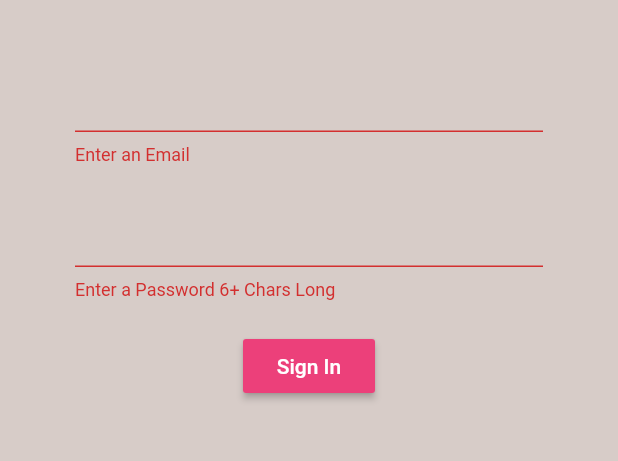
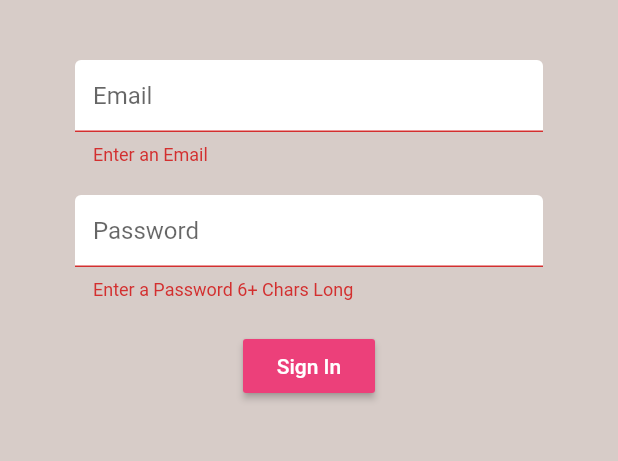
Before and after one commit to JoaoPedroVisconti/FlutterBrewCrew, a Flutter app: the screen it shows after launch, after a tap on "Sign In", on a phone screen of 412 x 824 dp, the part 84-545 px from its top. Run offline on Flutter 3.47's test engine with Material 2 defaults, Android fonts, the phone set to English and light mode, and no system bars; our stand-ins replace firebase_auth, firebase_core; accounts and stored records are empty.

Commit message:
Decoration on Sign In and Register form

```diff
--- a/lib/screens/authentication/register.dart
+++ b/lib/screens/authentication/register.dart
@@ -1,4 +1,5 @@
 import 'package:brew_crew/services/auth.dart';
+import 'package:brew_crew/shared/constants.dart';
 import 'package:flutter/material.dart';
 
 class Register extends StatefulWidget {
@@ -44,6 +45,7 @@ class _RegisterState extends State<Register> {
             children: <Widget>[
               SizedBox(height: 20),
               TextFormField(
+                decoration: textInputDecoration.copyWith(hintText: 'Email'),
                 validator: (val) => val.isEmpty ? 'Enter an Email' : null,
                 onChanged: (val) {
                   setState(() {
@@ -53,6 +55,7 @@ class _RegisterState extends State<Register> {
               ),
               SizedBox(height: 20),
               TextFormField(
+                decoration: textInputDecoration.copyWith(hintText: 'Password'),
                 obscureText: true,
                 validator: (val) =>
                     val.length < 6 ? 'Enter a Password 6+ Chars Long' : null,
--- a/lib/screens/authentication/sign_in.dart
+++ b/lib/screens/authentication/sign_in.dart
@@ -1,4 +1,5 @@
 import 'package:brew_crew/services/auth.dart';
+import 'package:brew_crew/shared/constants.dart';
 import 'package:flutter/material.dart';
 
 class SignIn extends StatefulWidget {
@@ -44,6 +45,7 @@ class _SignInState extends State<SignIn> {
             children: <Widget>[
               SizedBox(height: 20),
               TextFormField(
+                decoration: textInputDecoration.copyWith(hintText: 'Email'),
                 validator: (val) => val.isEmpty ? 'Enter an Email' : null,
                 onChanged: (val) {
                   setState(() {
@@ -53,6 +55,7 @@ class _SignInState extends State<SignIn> {
               ),
               SizedBox(height: 20),
               TextFormField(
+                decoration: textInputDecoration.copyWith(hintText: 'Password'),
                 obscureText: true,
                 validator: (val) =>
                     val.length < 6 ? 'Enter a Password 6+ Chars Long' : null,
--- /dev/null
+++ b/lib/shared/constants.dart
@@ -0,0 +1,18 @@
+import 'package:flutter/material.dart';
+
+const textInputDecoration = InputDecoration(
+  fillColor: Colors.white,
+  filled: true,
+  enabledBorder: OutlineInputBorder(
+    borderSide: BorderSide(
+      color: Colors.white,
+      width: 2,
+    ),
+  ),
+  focusedBorder: OutlineInputBorder(
+    borderSide: BorderSide(
+      color: Colors.pink,
+      width: 2,
+    ),
+  ),
+);
```
Also changed, not shown: 1 other file.
